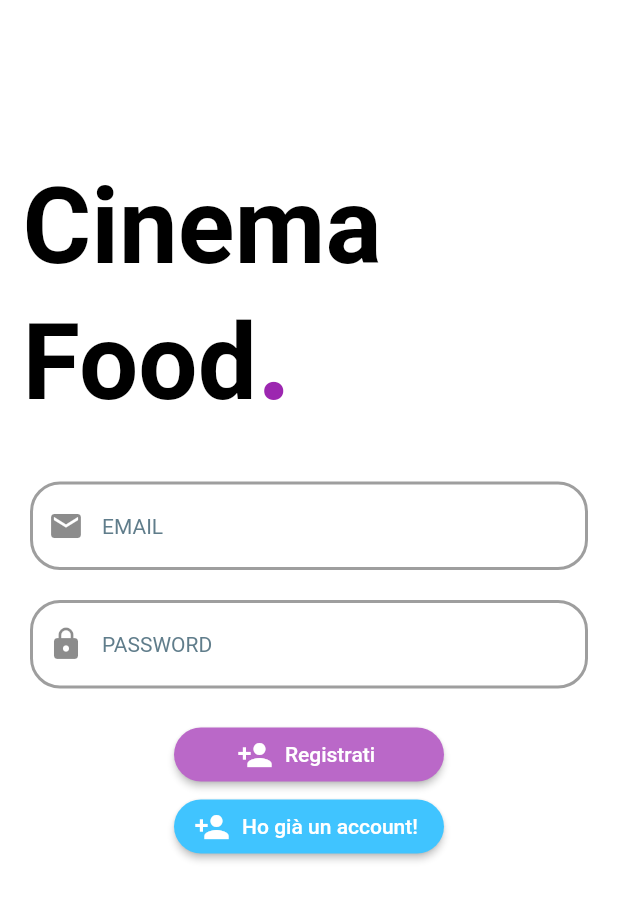
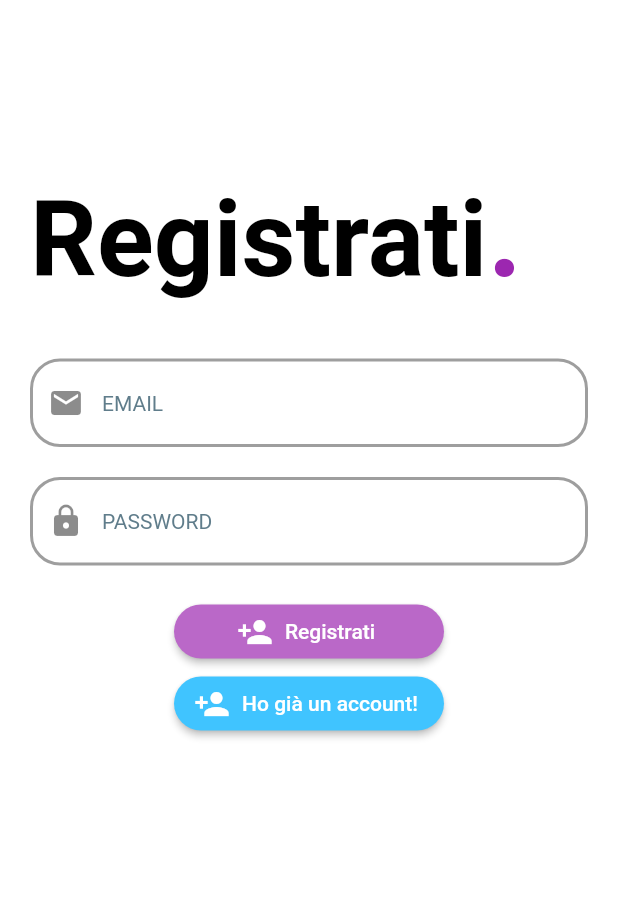
Before and after one commit to nicodiansk/cinema_food, a Flutter app: the screen it shows after launch, after a tap on "Accedi", after a tap on "Registrati ora!", on a phone screen of 412 x 824 dp. Shown: the top 900 px of the screen. Run offline on Flutter 3.47's test engine with Material 2 defaults, Android fonts, the phone set to English and light mode, and no system bars; our stand-ins replace firebase_auth; accounts and stored records are empty.

Commit message:
modificati title e padding di Register e SignIn

```diff
--- a/lib/screens/authenticate/register.dart
+++ b/lib/screens/authenticate/register.dart
@@ -28,10 +28,10 @@ class _RegisterState extends State<Register> {
               child: Stack(
                 children: <Widget>[
                   Container(
-                    padding: EdgeInsets.fromLTRB(15, 110, 0, 0),
+                    padding: EdgeInsets.fromLTRB(20, 110, 0, 0),
                     child: RichText(
                         text: TextSpan(
-                            text: 'Cinema\nFood',
+                            text: 'Registrati',
                             style: TextStyle(
                                 fontSize: 70,
                                 color: Colors.black,
--- a/lib/screens/authenticate/sign_in.dart
+++ b/lib/screens/authenticate/sign_in.dart
@@ -29,7 +29,7 @@ class _SignInState extends State<SignIn> {
               child: Stack(
                 children: <Widget>[
                   Container(
-                    padding: EdgeInsets.fromLTRB(15, 110, 0, 0),
+                    padding: EdgeInsets.fromLTRB(20, 110, 0, 0),
                     child: RichText(
                         text: TextSpan(
                             text: 'Cinema\nFood',
```
